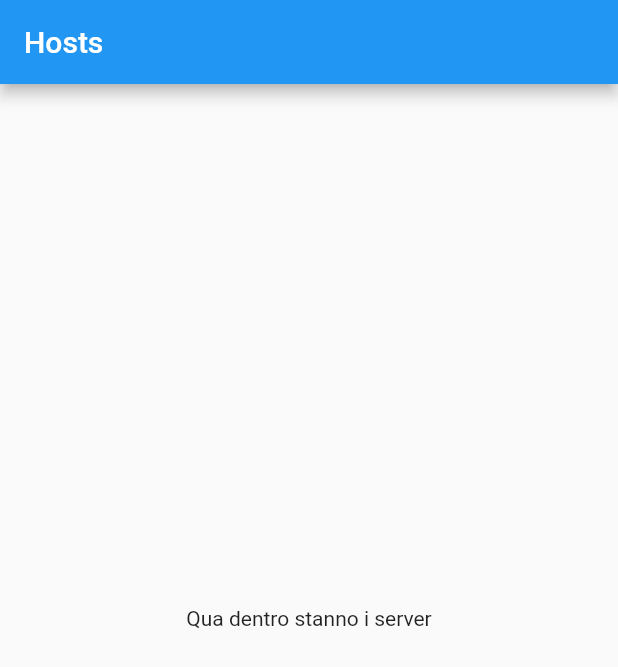
After one commit to sand-knight/SSHTM, a Flutter app: the screen it shows after launch, on a phone screen of 412 x 824 dp. The commit adds this screen. Shown: the top 667 px of the screen. Run offline on Flutter 3.47's test engine with Material 2 defaults, Android fonts, the phone set to English and light mode, and no system bars.

Commit message:
Scaffold navigabili ma il tema da rivedere

```diff
--- a/lib/MyHomePage.dart
+++ /dev/null
@@ -1,37 +0,0 @@
-import 'package:flutter/material.dart';
-
-
-class MyHomePage extends StatelessWidget {
-  @override
-  Widget build(BuildContext context) {
-    return MaterialApp(
-      title: 'Ciao',
-      home: Scaffold(
-        appBar: AppBar(
-          title: Text('Hosts'),
-        ),
-        body: Center(
-          child: Container(
-            child: Text('Hello World'),
-          ),
-        ),
-        bottomNavigationBar: BottomNavigationBar(
-          items:[
-            BottomNavigationBarItem(
-              icon: Icon(Icons.monitor),
-              label: "Hosts",
-            ),
-            BottomNavigationBarItem(
-              icon: Icon( Icons.text_snippet ),
-              label: "Scripts",
-              ),
-            BottomNavigationBarItem(
-              icon: Icon( Icons.bolt ),
-              label: "Actions"
-              )
-          ]
-        ),
-      ),
-    );
-  }
-}
--- a/lib/main.dart
+++ b/lib/main.dart
@@ -1,5 +1,5 @@
 import 'package:flutter/material.dart';
-import 'MyHomePage.dart';
+import 'page_main_hosts.dart';
 
 void main() {
   runApp(const MyApp());
@@ -16,7 +16,7 @@ class MyApp extends StatelessWidget {
       theme: ThemeData(
         primarySwatch: Colors.blue,
       ),
-      home: MyHomePage(),
+      home: NavigableScaffold(),
     );
   }
 }
--- /dev/null
+++ b/lib/page_main_hosts.dart
@@ -0,0 +1,93 @@
+import 'package:flutter/material.dart';
+
+enum Page { Hosts, Scripts, Actions, Tasks, Logs }
+
+class NavigableScaffold extends StatefulWidget {
+  _navPageState createState() => _navPageState();
+}
+
+class _navPageState extends State<NavigableScaffold> {
+  // THE STATES
+  int selectedItem = 0;
+
+  void gennaro(int index) {
+    setState(() {
+      selectedItem = index;
+    });
+  }
+
+  List<PreferredSizeWidget> ListaAppBars = <PreferredSizeWidget>[
+    AppBar(
+      title: Text('Hosts'),
+    ),
+    AppBar(
+      title: Text("Scripts"),
+    ),
+    AppBar(
+      title: Text('Actions'),
+    ),
+    AppBar(
+      title: Text('Tasks'),
+    ),
+    AppBar(
+      title: Text('Logs'),
+    )
+  ];
+
+  List<Widget> ListaDeiCorpi = <Widget>[
+    Center(
+        child: Container(
+      child: const Text('Qua dentro stanno i server'),
+    )),
+    Center(
+        child: Container(
+      child: const Text('Qua dentro stanno gli script'),
+    )),
+    Center(
+        child: Container(
+      child: const Text('Qua dentro stanno le action'),
+    )),
+    Center(
+        child: Container(
+      child: const Text('Qua dentro stanno le task'),
+    )),
+    Center(
+        child: Container(
+      child: const Text('Qua dentro stanno i log'),
+    )),
+  ];
+
+  @override
+  Widget build(BuildContext context) {
+    return MaterialApp(
+        theme: ThemeData(
+          primarySwatch: Colors.blue,
+        ),
+        title: 'Ciao',
+        home: Scaffold(
+            appBar: (ListaAppBars.elementAt(selectedItem)),
+            body: ListaDeiCorpi.elementAt(selectedItem),
+            bottomNavigationBar: BottomNavigationBar(
+              items: const [
+                BottomNavigationBarItem(
+                  icon: Icon(Icons.monitor),
+                  label: "Hosts",
+                ),
+                BottomNavigationBarItem(
+                  icon: Icon(Icons.text_snippet),
+                  label: "Scripts",
+                ),
+                BottomNavigationBarItem(
+                    icon: Icon(Icons.bolt), label: "Actions"),
+                BottomNavigationBarItem(
+                  icon: Icon(Icons.pending_actions),
+                  label: "Tasks",
+                ),
+                BottomNavigationBarItem(
+                    icon: Icon(Icons.event_note), label: "Logs"),
+              ],
+              onTap: gennaro,
+              currentIndex: selectedItem,
+            )));
+  }
+}
```
